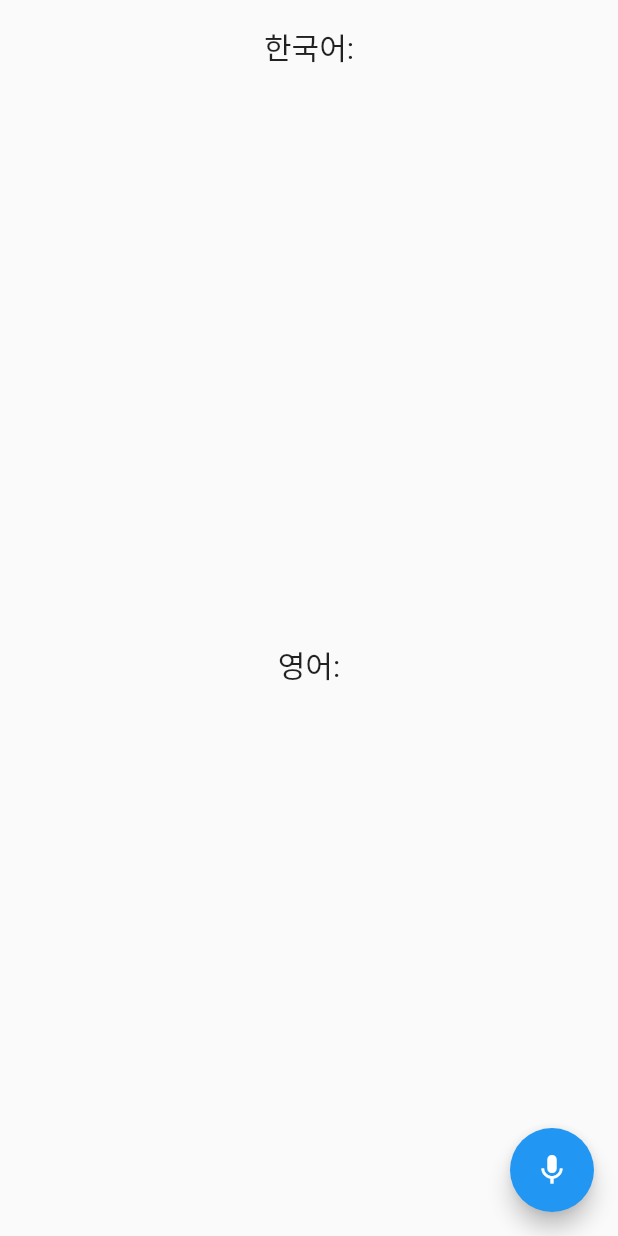
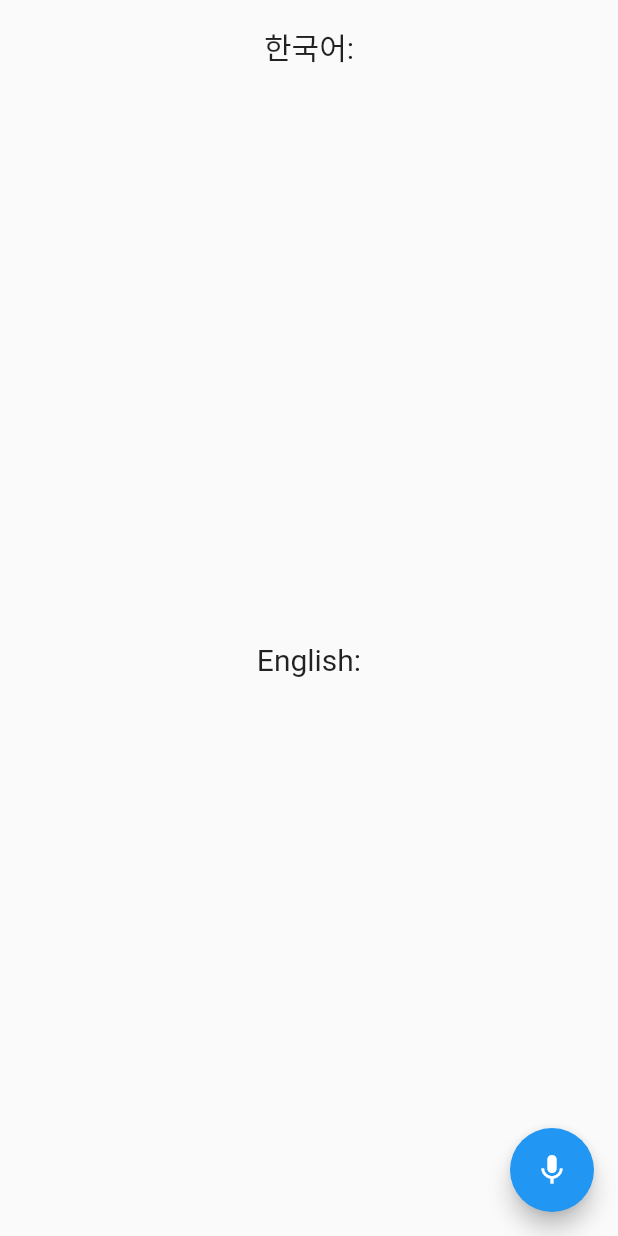
Before and after one commit to GPark8343/translation_app1, a Flutter app: the screen it shows after launch, on a phone screen of 412 x 824 dp. Run offline on Flutter 3.47's test engine with Material 2 defaults, Android fonts, the phone set to English and light mode, and no system bars; our stand-ins replace rxdart; missing offline and left inert: google_speech, sound_stream; project files that could hold a hidden picture were left out.

Commit message:
complete technical problem2

```diff
--- a/lib/main.dart
+++ b/lib/main.dart
@@ -32,42 +32,6 @@ class MyHomePage extends StatefulWidget {
 }
 
 class _MyHomePageState extends State<MyHomePage> {
-  // Future<String> translate2(String textToTranslate, String language) async {
-  //   final url = Uri.parse('https://api.openai.com/v1/completions');
-  //   final response = await http.post(
-  //     url,
-  //     headers: {
-  //       'Content-Type': 'application/json',
-  //       'Authorization':
-  //           'Bearer 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',
-  //     },
-  //     body: jsonEncode({
-  //       "model": "text-davinci-002",
-  //       "prompt": "\"\"\"\ntranslate ${textToTranslate} to ${language}\"\"\"\n",
-  //       "temperature": 0,
-  //       "max_tokens": 4000,
-  //       "top_p": 0,
-  //       "frequency_penalty": 0.0,
-  //       "presence_penalty": 0.0,
-  //       "stop": ["\"\"\""]
-  //     }),
-  //   );
-
-  //   final translations =
-  //       jsonDecode(utf8.decode(response.bodyBytes))['choices'] == null
-  //           ? [
-  //               {"text": ""}
-  //             ][0]['text']
-  //               .toString()
-  //           : jsonDecode(utf8.decode(response.bodyBytes))['choices'][0]['text']
-  //               .toString();
-  //   ;
-
-  //   print(response.body);
-
-  //   return translations;
-  // }
-
   Future<String> translateText(String text, String targetLanguage) async {
     const apiKey = 'AIzaSyA770N6IzZxM50VrnnVXYn8HPqplf2VC9A';
 
@@ -123,13 +87,13 @@ class _MyHomePageState extends State<MyHomePage> {
         _audioStream!);
 
     var responseText = '';
-    var translatedResponseText = '';//
+    var translatedResponseText = ''; //
 
     responseStream.listen((data) async {
       final currentText =
           data.results.map((e) => e.alternatives.first.transcript).join('\n');
 
-      final translatedCurrentText = await translateText(currentText, 'ko');//
+      final translatedCurrentText = await translateText(currentText, 'ko'); //
 
       if (data.results.first.isFinal) {
         responseText += '\n' + currentText;
@@ -142,7 +106,8 @@ class _MyHomePageState extends State<MyHomePage> {
       } else {
         setState(() {
           text = responseText + '\n' + currentText;
-          translatedText = translatedResponseText + '\n' + translatedCurrentText;
+          translatedText =
+              translatedResponseText + '\n' + translatedCurrentText;
           recognizeFinished = true;
         });
       }
@@ -150,6 +115,8 @@ class _MyHomePageState extends State<MyHomePage> {
       setState(() {
         recognizing = false;
       });
+    }).onError((error) {
+      print(error);
     });
   }
 
@@ -164,18 +131,10 @@ class _MyHomePageState extends State<MyHomePage> {
 
   RecognitionConfig _getConfig() => RecognitionConfig(
       encoding: AudioEncoding.LINEAR16,
-      model: RecognitionModel.basic,
+      model: RecognitionModel.video,
       enableAutomaticPunctuation: true,
       sampleRateHertz: 16000,
       languageCode: 'en-US');
-
-  /// This is the callback that the SpeechToText plugin calls when
-  /// the platform returns recognized words.
-  // void _onSpeechResult(SpeechRecognitionResult result) {
-  //   setState(() {
-  //     _lastWords = result.recognizedWords;
-  //   });
-  // }
 
   @override
   Widget build(BuildContext context) {
@@ -205,7 +164,7 @@ class _MyHomePageState extends State<MyHomePage> {
                 height: 70,
                 padding: const EdgeInsets.all(16),
                 child: const Text(
-                  '영어:',
+                  'English:',
                   style: TextStyle(fontSize: 20.0),
                 ),
               ),
```
Also changed, not shown: 1 other file.
